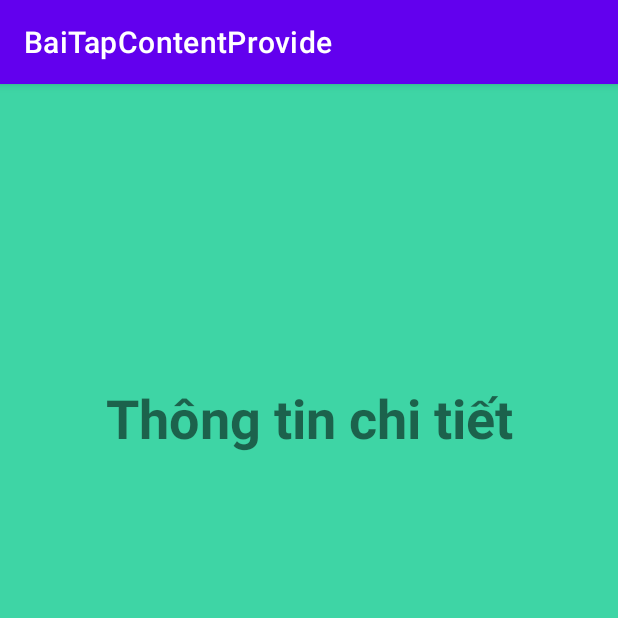
After one commit to congit27/Android_App, an Android app: the DetailActivity screen opened directly, with no data from a screen before it, on a phone screen of 412 x 824 dp, the top half of it. The commit adds this screen. Run offline under Robolectric (Android 15) with nearby library versions, the light colour scheme and no system bars.

Commit message:
update project

```diff
--- a/app/src/main/AndroidManifest.xml
+++ b/app/src/main/AndroidManifest.xml
@@ -26,6 +26,7 @@
             </intent-filter>
         </activity>
         <activity android:name=".ContactActivity"></activity>
+        <activity android:name=".DetailActivity"></activity>
     </application>
 
 </manifest>
--- /dev/null
+++ b/app/src/main/java/com/android/baitapcontentprovide/DetailActivity.java
@@ -0,0 +1,26 @@
+package com.android.baitapcontentprovide;
+
+import android.os.Bundle;
+import android.widget.TextView;
+
+import androidx.appcompat.app.AppCompatActivity;
+
+public class DetailActivity extends AppCompatActivity {
+
+    TextView nameContact, phoneContact;
+
+    @Override
+    protected void onCreate(Bundle savedInstanceState) {
+        super.onCreate(savedInstanceState);
+        setContentView(R.layout.activity_detail);
+
+        nameContact = (TextView) findViewById(R.id.name);
+        phoneContact = (TextView) findViewById(R.id.phone);
+
+        String name = getIntent().getStringExtra("name");
+        String phone = getIntent().getStringExtra("phone");
+
+        nameContact.setText(name);
+        phoneContact.setText(phone);
+    }
+}
--- a/app/src/main/java/com/android/baitapcontentprovide/MainActivity.java
+++ b/app/src/main/java/com/android/baitapcontentprovide/MainActivity.java
@@ -26,15 +26,13 @@ public class MainActivity extends AppCompatActivity {
         btn.setOnClickListener(new View.OnClickListener() {
             @Override
             public void onClick(View v) {
-                HandleContactScreenOpened();
+                handleOpenContactScreen();
             }
         });
     }
 
-
-    private void HandleContactScreenOpened() {
+    private void handleOpenContactScreen() {
         Intent intent = new Intent(MainActivity.this, ContactActivity.class);
-        intent.setClassName("com.android.baitapcontentprovide", "com.android.baitapcontentprovide.ContactAcitivy");
         startActivity(intent);
     }
 
--- /dev/null
+++ b/app/src/main/res/layout/activity_detail.xml
@@ -0,0 +1,46 @@
+<?xml version="1.0" encoding="utf-8"?>
+<androidx.constraintlayout.widget.ConstraintLayout xmlns:android="http://schemas.android.com/apk/res/android"
+    xmlns:app="http://schemas.android.com/apk/res-auto"
+    xmlns:tools="http://schemas.android.com/tools"
+    android:layout_width="match_parent"
+    android:layout_height="match_parent"
+    android:background="#3ED5A5">
+
+    <TextView
+        android:layout_width="match_parent"
+        android:layout_height="wrap_content"
+        android:text="Thông tin chi tiết"
+        android:textAlignment="center"
+        android:textSize="36sp"
+        android:textStyle="bold"
+        app:layout_constraintBottom_toBottomOf="parent"
+        app:layout_constraintTop_toTopOf="parent"
+        app:layout_constraintVertical_bias="0.275"
+        tools:layout_editor_absoluteX="16dp" />
+
+    <TextView
+        android:id="@+id/name"
+        android:layout_width="match_parent"
+        android:layout_height="wrap_content"
+        android:text="tên"
+        android:textAlignment="center"
+        android:textSize="28sp"
+        android:textStyle="bold"
+        app:layout_constraintBottom_toBottomOf="parent"
+        app:layout_constraintTop_toTopOf="parent"
+        app:layout_constraintVertical_bias="0.42"
+        tools:layout_editor_absoluteX="0dp" />
+
+    <TextView
+        android:id="@+id/phone"
+        android:layout_width="match_parent"
+        android:layout_height="wrap_content"
+        android:text="số điện thoại"
+        android:textAlignment="center"
+        android:textSize="28sp"
+        android:textStyle="bold"
+        app:layout_constraintBottom_toBottomOf="parent"
+        app:layout_constraintTop_toTopOf="parent"
+        app:layout_constraintVertical_bias="0.499"
+        tools:layout_editor_absoluteX="16dp" />
+</androidx.constraintlayout.widget.ConstraintLayout>
```
Also changed, not shown: app/src/main/java/com/android/baitapcontentprovide/ContactActivity.java (+61 -38 lines).
